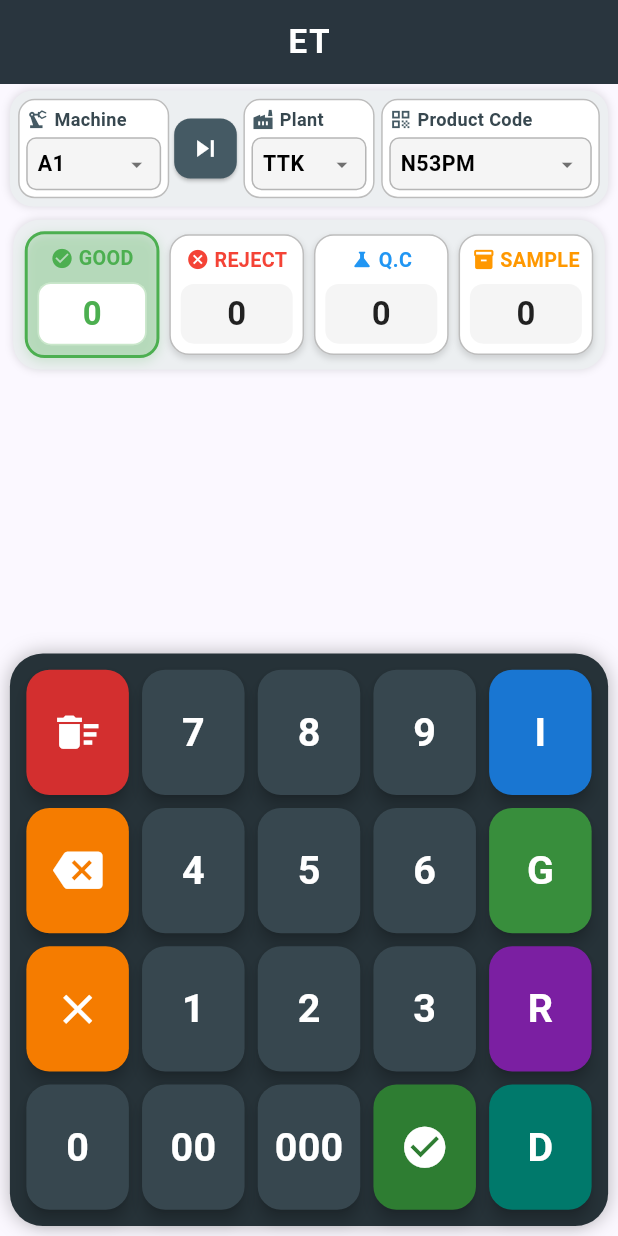
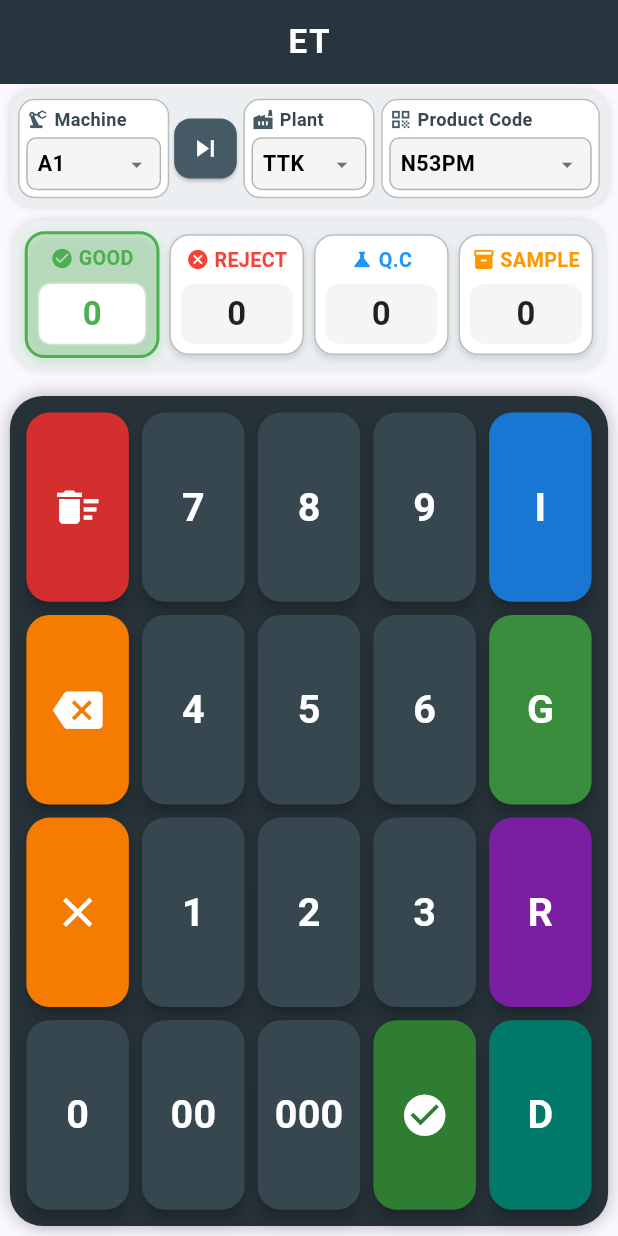
Before and after one commit to mdparvez44/Calculator, a Flutter app: the screen it shows after launch, on a phone screen of 412 x 824 dp. Run offline on Flutter 3.47's test engine with Material 3 defaults, Android fonts, the phone set to English and light mode, and no system bars; our stand-ins replace file_picker, share_plus, sqflite, sqflite_common_ffi; missing offline and left inert: excel; accounts and stored records are empty.

Commit message:
Add visual gap after 4 display boxes and expand keypad to fill remaining screen height

```diff
--- a/lib/screens/home.dart
+++ b/lib/screens/home.dart
@@ -9,6 +9,9 @@ class HomeScreen extends StatelessWidget {
 
   @override
   Widget build(BuildContext context) {
+    double screenWidth = MediaQuery.of(context).size.width;
+    double scale = (screenWidth / 375).clamp(0.8, 1.25);
+
     return Scaffold(
       appBar: AppBar(
         title: const Text(
@@ -21,19 +24,15 @@ class HomeScreen extends StatelessWidget {
         elevation: 2,
       ),
       body: SafeArea(
-        child: LayoutBuilder(
-          builder: (context, constraints) {
-            double calculatedRowHeight = (constraints.maxHeight * 0.12).clamp(42.0, 95.0);
-
-            return Column(
-              children: [
-                const Dropdowns(),
-                const Display(),
-                const Spacer(),
-                Keypad(rowHeight: calculatedRowHeight),
-              ],
-            );
-          },
+        child: Column(
+          children: [
+            const Dropdowns(),
+            const Display(),
+            SizedBox(height: 6 * scale),
+            const Expanded(
+              child: Keypad(),
+            ),
+          ],
         ),
       ),
     );
--- a/lib/widgets/keypad.dart
+++ b/lib/widgets/keypad.dart
@@ -90,9 +90,16 @@ class Keypad extends StatelessWidget {
   }
 
   Widget row(BuildContext context, List<Widget> buttons, double scale) {
-    double h = rowHeight ?? (80.0 * scale);
-    return SizedBox(
-      height: h,
+    if (rowHeight != null) {
+      return SizedBox(
+        height: rowHeight,
+        child: Row(
+          crossAxisAlignment: CrossAxisAlignment.stretch,
+          children: buttons,
+        ),
+      );
+    }
+    return Expanded(
       child: Row(
         crossAxisAlignment: CrossAxisAlignment.stretch,
         children: buttons,
```
